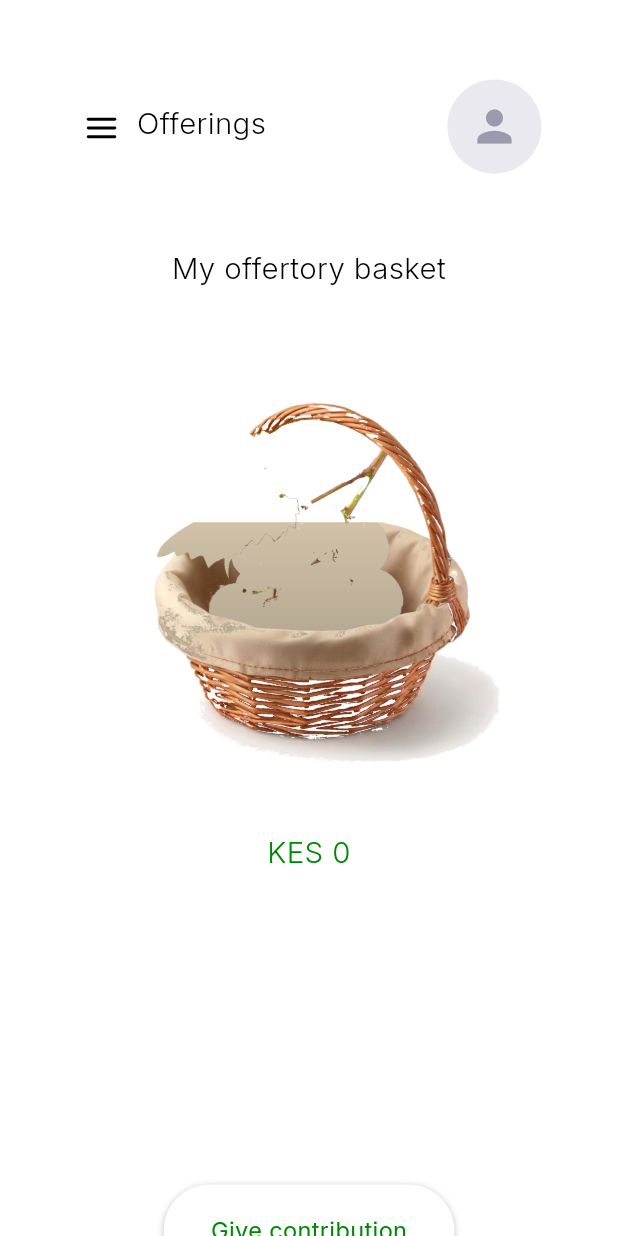
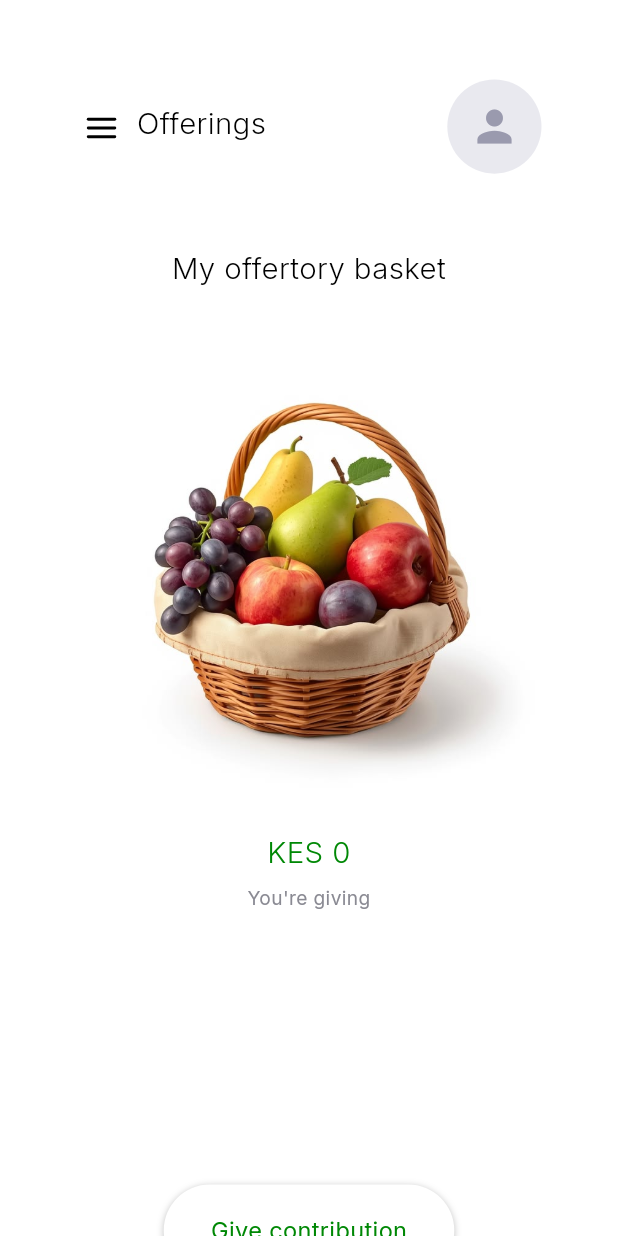
Before and after one commit to bahashaSDA/bahasha, a Flutter app: the CheckoutScreen screen opened directly, on a phone screen of 412 x 824 dp. Run offline on Flutter 3.47's test engine with Material 3 defaults, Android fonts, the phone set to English and light mode, and no system bars; our stand-ins replace connectivity_plus, dio, drift, flutter_riverpod, flutter_secure_storage, flutter_svg and 3 more; missing offline and left inert: bluetooth_low_energy, cryptography, flutter_reactive_ble; accounts and stored records are empty; generated files the repository leaves out were written again.

Commit message:
Checkout: real designer basket as hero + named 'You're giving' list
Per product decision, drop the auto-composited basket (couldn't match the
designer's hand-composited photoreal quality). The checkout hero is now the
designer's real full offertory-basket photo; the fruits the giver actually
chose are named with amounts in the 'You're giving' thumbnail list below +
the KES total. Removed the composite widget and its derived assets.

Co-Authored-By: Claude Opus 4.8 <noreply@anthropic.com>

```diff
--- a/bahasha-mobile/lib/features/contribution/presentation/checkout_screen.dart
+++ b/bahasha-mobile/lib/features/contribution/presentation/checkout_screen.dart
@@ -7,7 +7,6 @@ import '../application/basket_controller.dart';
 import '../domain/contribution_category.dart';
 import 'category_amount_screen.dart';
 import 'thank_you_screen.dart';
-import 'widgets/fruit_basket.dart';
 import 'widgets/offerings_header.dart';
 
 /// The offertory basket / checkout — pixel-perfect to the Figma frame
@@ -59,16 +58,19 @@ class _CheckoutScreenState extends ConsumerState<CheckoutScreen> with SingleTick
           px.text(0, 172, 'My offertory basket', size: 20, weight: FontWeight.w300,
               color: Colors.black, width: 420, align: TextAlign.center, fontFamily: 'Inter'),
 
-          // The offertory basket — holds ONLY the chosen fruits, each dropping
-          // in with a staggered motion. No stock imagery: what you picked is
-          // exactly what fills the basket.
-          px.at(56.5, 232, width: 307, height: 307, child: FruitBasket(
-            assets: [for (final c in selected) c.asset],
-            animation: _anim,
+          // The offertory basket (the designer's real basket photo) with a
+          // gentle pop. The fruits you actually chose are named below.
+          px.at(56.5, 232, width: 307, height: 307, child: ScaleTransition(
+            scale: Tween<double>(begin: 0.94, end: 1).animate(
+              CurvedAnimation(parent: _anim, curve: Curves.easeOutBack)),
+            child: Image.asset('assets/baskets/basket_full.png', fit: BoxFit.contain),
           )),
 
           px.text(0, 569, 'KES ${_money.format(basket.total)}', size: 20, weight: FontWeight.w300,
               color: const Color(0xFF008805), width: 420, align: TextAlign.center, fontFamily: 'Inter'),
+
+          px.text(0, 604, "You're giving", size: 13, weight: FontWeight.w400,
+              color: const Color(0xFF8A8A93), width: 420, align: TextAlign.center, fontFamily: 'Inter'),
 
           // Chosen giving types — each drops into the basket (staggered).
           px.at(0, 636, width: 420, height: 150, child: Center(
--- a/bahasha-mobile/lib/features/contribution/presentation/widgets/fruit_basket.dart
+++ /dev/null
@@ -1,82 +0,0 @@
-import 'package:flutter/material.dart';
-
-/// The offertory basket that holds EXACTLY the fruits the giver chose. Built
-/// from a REAL wicker basket (empty, cream-lined, with handle — derived from the
-/// designer's basket photo) with the chosen fruits (transparent cut-outs)
-/// nestled into the bowl and the real cream lip layered in front, so the fruits
-/// look genuinely inside the basket — matching the Figma. Each fruit drops in
-/// with a staggered animation.
-class FruitBasket extends StatelessWidget {
-  const FruitBasket({
-    super.key,
-    required this.assets,
-    required this.animation,
-    this.size = 307,
-  });
-
-  /// Fruit image paths for the chosen giving types, in order.
-  final List<String> assets;
-  final Animation<double> animation;
-  final double size;
-
-  // basket_lip.png native aspect (front cream lip + woven body crop).
-  static const double _lipAspect = 405 / 900;
-
-  @override
-  Widget build(BuildContext context) {
-    final s = size;
-    final n = assets.length;
-    final perRow = n <= 4 ? n : (n / 2).ceil();
-    final fruitSize = (n <= 1 ? 0.54 : n <= 2 ? 0.50 : n <= 4 ? 0.45 : n <= 6 ? 0.37 : 0.31) * s;
-    final step = fruitSize * 0.60;
-    final baseBottom = 0.635 * s; // fruit bottoms sink to the lip, tucked inside
-    final lipH = s * _lipAspect;
-
-    final fruits = <Widget>[];
-    for (var i = 0; i < n; i++) {
-      final row = i < perRow ? 0 : 1;
-      final idxInRow = i - row * perRow;
-      final countInRow = row == 0 ? (n < perRow ? n : perRow) : n - perRow;
-      final cx = s * 0.47 + (idxInRow - (countInRow - 1) / 2) * step;
-      final cy = baseBottom - fruitSize / 2 - row * (fruitSize * 0.5) - (idxInRow.isOdd ? fruitSize * 0.05 : 0);
-
-      final start = n <= 1 ? 0.0 : (i / n) * 0.5;
-      final curve = CurvedAnimation(parent: animation, curve: Interval(start, 1, curve: Curves.easeOutBack));
-      fruits.add(Positioned(
-        left: cx - fruitSize / 2,
-        top: cy - fruitSize / 2,
-        width: fruitSize,
-        height: fruitSize,
-        child: FadeTransition(
-          opacity: animation,
-          child: SlideTransition(
-            position: Tween<Offset>(begin: const Offset(0, -0.7), end: Offset.zero).animate(curve),
-            child: ScaleTransition(
-              scale: Tween<double>(begin: 0.5, end: 1).animate(curve),
-              child: Image.asset(assets[i], fit: BoxFit.contain),
-            ),
-          ),
-        ),
-      ));
-    }
-
-    return SizedBox(
-      width: s,
-      height: s,
-      child: Stack(
-        clipBehavior: Clip.none,
-        children: [
-          // Empty real basket (handle, back rim, cream bowl) — behind the fruits.
-          Positioned.fill(child: Image.asset('assets/baskets/basket_empty.png', fit: BoxFit.contain)),
-          // Chosen fruits, nestled in the bowl.
-          ...fruits,
-          // Real cream lip + woven front — in front, so fruit bottoms tuck inside.
-          Positioned(
-            left: 0, right: 0, bottom: 0, height: lipH,
-            child: Image.asset('assets/baskets/basket_lip.png', fit: BoxFit.fitWidth, alignment: Alignment.bottomCenter),
-          ),
-        ],
-      ),
-    );
-  }
-}
--- a/bahasha-mobile/pubspec.yaml
+++ b/bahasha-mobile/pubspec.yaml
@@ -1,7 +1,7 @@
 name: bahasha
 description: "Bahasha — offline-first church giving over Bluetooth Low Energy."
 publish_to: 'none'
-version: 1.1.5+12
+version: 1.1.6+13
 
 environment:
   sdk: ^3.12.0
```
Also changed, not shown: bahasha-mobile/assets/baskets/basket_empty.png (deleted), bahasha-mobile/assets/baskets/basket_full.png (added), bahasha-mobile/assets/baskets/basket_lip.png (deleted).
